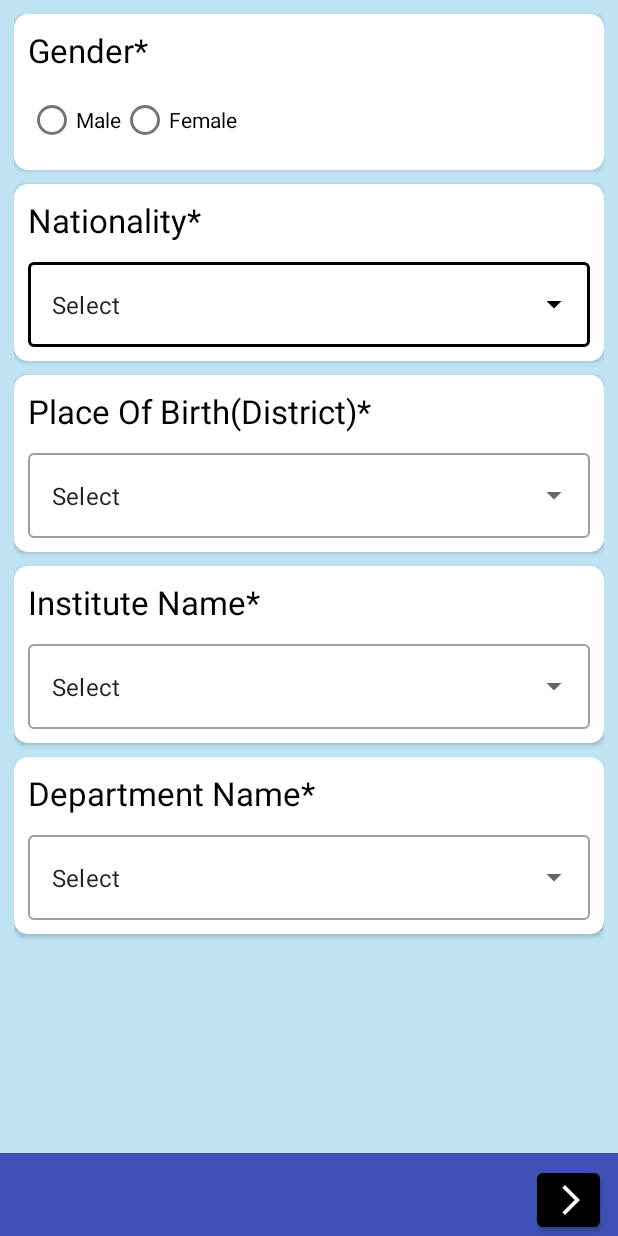
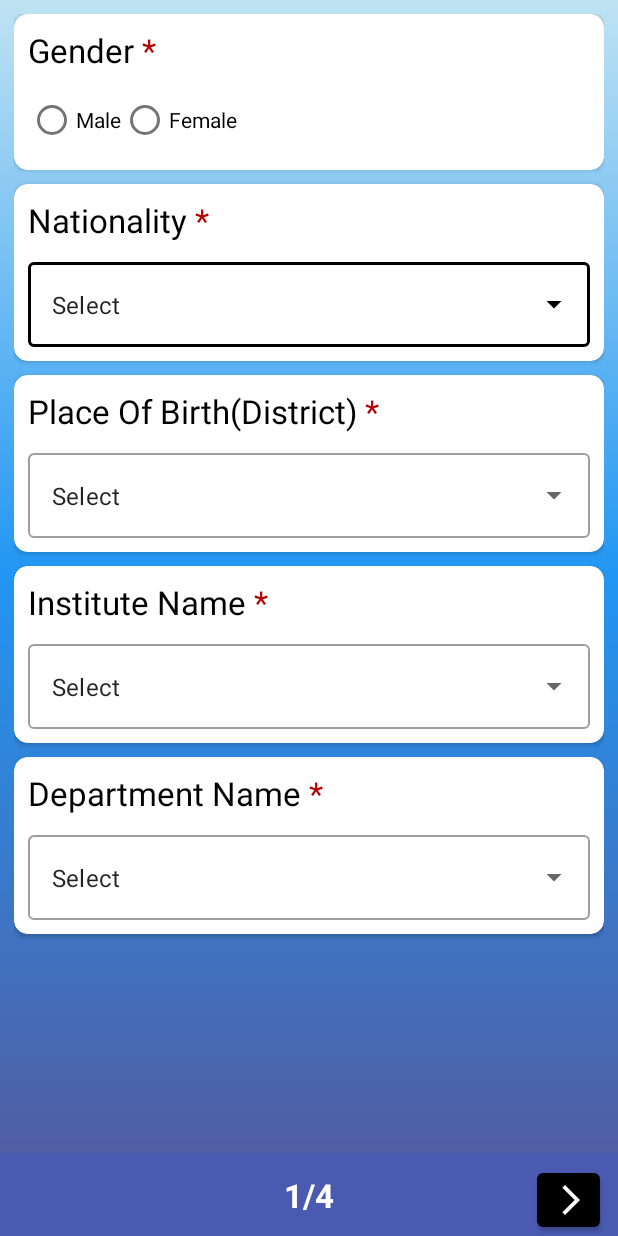
Before and after one commit to zawad2221/student_dropout_servey_app, an Android app: the MainFragment screen opened directly, with no data from a screen before it, on a phone screen of 412 x 824 dp. Run offline under Robolectric (Android 15) with nearby library versions, the phone set to English and light mode, and no system bars.

Commit message:
fix: ui update

```diff
--- a/StudentSurvey/app/src/main/java/com/example/studentsurvey/Repository.java
+++ b/StudentSurvey/app/src/main/java/com/example/studentsurvey/Repository.java
@@ -44,6 +44,11 @@ public class Repository {
                     result.setValue(response.body());
                     Log.d(context.getString(R.string.DEBUGING_TAG),"success result");
                 }
+                else {
+                    StudentDetails studentDetail = new StudentDetails();
+                    studentDetail.setResult(-1);
+                    result.setValue(studentDetail);
+                }
             }
 
             @Override
--- a/StudentSurvey/app/src/main/java/com/example/studentsurvey/api/Api.java
+++ b/StudentSurvey/app/src/main/java/com/example/studentsurvey/api/Api.java
@@ -6,9 +6,11 @@ import io.reactivex.Flowable;
 import io.reactivex.Observable;
 import retrofit2.Call;
 import retrofit2.http.Body;
+import retrofit2.http.Headers;
 import retrofit2.http.POST;
 
 public interface Api {
+    @Headers({"Accept: application/json"})
     @POST("/predict/")
     Call<StudentDetails> saveInfo(@Body StudentDetails studentDetails);
 
--- a/StudentSurvey/app/src/main/java/com/example/studentsurvey/fragment/Page3Fragment.java
+++ b/StudentSurvey/app/src/main/java/com/example/studentsurvey/fragment/Page3Fragment.java
@@ -163,10 +163,13 @@ public class Page3Fragment extends Fragment {
             Log.d(getString(R.string.DEBUGING_TAG),"if 2 ");
             try{
                 Log.d(getString(R.string.DEBUGING_TAG),"if 3 ");
-                String[] c = getResultOfLastSemester().split(".");
+                String[] c = getResultOfLastSemester().split("\\.");
                 if(c[0].length()==1&&Integer.parseInt(c[0])<4){
                     Log.d(getString(R.string.DEBUGING_TAG),"if 4 ");
                     return true;
+                }
+                else {
+                    return false;
                 }
             }
             catch (Exception e){
--- a/StudentSurvey/app/src/main/java/com/example/studentsurvey/model/StudentDetails.java
+++ b/StudentSurvey/app/src/main/java/com/example/studentsurvey/model/StudentDetails.java
@@ -27,8 +27,7 @@ import java.util.HashMap;
         "result_of_last_semester",
         "meet_with_advisor",
         "parent_satisfied",
-        "father_education_status",
-        "mother_education_status",
+        "parent_education_status",
         "amount_of_drop_semester",
         "drop_reason",
         "due_amount",
@@ -68,10 +67,8 @@ public class StudentDetails {
     @JsonProperty("parent_satisfied")
     private Integer parent_satisfied;
 
-    @JsonProperty("father_education_status")
-    private Integer father_education_status;
-    @JsonProperty("mother_education_status")
-    private Integer mother_education_status;
+    @JsonProperty("parent_education_status")
+    private Integer parent_education_status;
 
     @JsonProperty("amount_of_drop_semester")
     private Integer amount_of_drop_semester;
@@ -81,8 +78,6 @@ public class StudentDetails {
     private String due_amount;
     @JsonProperty("result")
     private Integer result;
-    @JsonIgnore
-    private Map<String, Object> additionalProperties = new HashMap<String, Object>();
 
     @JsonProperty("id")
     public Integer getId() {
@@ -235,23 +230,16 @@ public class StudentDetails {
     }
 
     @JsonProperty("father_education_status")
-    public Integer getFather_education_status() {
-        return father_education_status;
+    public Integer getParent_education_status() {
+        return parent_education_status;
     }
 
     @JsonProperty("father_education_status")
-    public void setFather_education_status(Integer father_education_status) {
-        this.father_education_status = father_education_status;
+    public void setParent_education_status(Integer parent_education_status) {
+        this.parent_education_status = parent_education_status;
     }
 
-    @JsonProperty("mother_education_status")
-    public Integer getMother_education_status() {
-        return mother_education_status;
-    }
-    @JsonProperty("mother_education_status")
-    public void setMother_education_status(Integer mother_education_status) {
-        this.mother_education_status = mother_education_status;
-    }
+
 
     @JsonProperty("amount_of_drop_semester")
     public Integer getAmount_of_drop_semester() {
@@ -293,15 +281,6 @@ public class StudentDetails {
         this.result = result;
     }
 
-    @JsonAnyGetter
-    public Map<String, Object> getAdditionalProperties() {
-        return this.additionalProperties;
-    }
-
-    @JsonAnySetter
-    public void setAdditionalProperty(String name, Object value) {
-        this.additionalProperties.put(name, value);
-    }
 
     @Override
     public String toString() {
@@ -320,8 +299,7 @@ public class StudentDetails {
                 ", result_of_last_semester='" + result_of_last_semester + '\'' +
                 ", meet_with_advisor=" + meet_with_advisor +
                 ", parent_satisfied=" + parent_satisfied +
-                ", father_education_status=" + father_education_status +
-                ", mother_education_status=" + mother_education_status +
+                ", father_education_status=" + parent_education_status +
                 ", amount_of_drop_semester=" + amount_of_drop_semester +
                 ", drop_reason='" + drop_reason + '\'' +
                 ", due_amount='" + due_amount + '\'' +
--- /dev/null
+++ b/StudentSurvey/app/src/main/res/drawable/page_background.xml
@@ -0,0 +1,9 @@
+<?xml version="1.0" encoding="utf-8"?>
+<shape xmlns:android="http://schemas.android.com/apk/res/android">
+ <solid android:color="@color/cardview_background"/>
+    <gradient android:angle="90"
+        android:startColor="#515EA3"
+        android:endColor="@color/cardview_background"
+        android:centerColor="#2196F3"
+        />
+</shape>
--- a/StudentSurvey/app/src/main/res/layout/fragment_main.xml
+++ b/StudentSurvey/app/src/main/res/layout/fragment_main.xml
@@ -7,7 +7,7 @@
     android:layout_width="match_parent"
     android:layout_height="match_parent"
     tools:context=".fragment.MainFragment"
-    android:background="@color/blue"
+    android:background="@color/light_blue"
     >
 
     <FrameLayout
@@ -56,6 +56,21 @@
         app:iconGravity="end"
         android:visibility="gone"
         />
+    <TextView
+        android:id="@+id/page_number"
+        android:layout_width="wrap_content"
+        android:layout_height="wrap_content"
+        android:textSize="22sp"
+        android:textStyle="bold"
+        android:textColor="@color/white"
+        android:text="1/4"
+        app:layout_constraintTop_toBottomOf="@id/fragment_container"
+        app:layout_constraintBottom_toBottomOf="parent"
+        app:layout_constraintRight_toRightOf="parent"
+        app:layout_constraintLeft_toLeftOf="parent"
+        app:iconGravity="end"
+        android:visibility="visible"
+        />
 
 
 </androidx.constraintlayout.widget.ConstraintLayout>
--- a/StudentSurvey/app/src/main/res/layout/fragment_page1.xml
+++ b/StudentSurvey/app/src/main/res/layout/fragment_page1.xml
@@ -11,7 +11,7 @@
         android:layout_width="match_parent"
         android:layout_height="match_parent"
         android:padding="9dp"
-        android:background="@color/cardview_background"
+        android:background="@drawable/page_background"
         >
 
         <androidx.cardview.widget.CardView
@@ -34,7 +34,7 @@
                 <TextView
                     android:layout_width="wrap_content"
                     android:layout_height="wrap_content"
-                    android:text="Gender*"
+                    android:text="@string/gender"
                     android:textSize="@dimen/question_text_size"
                     android:textColor="@color/black"
                     android:layout_marginBottom="@dimen/question_text_bottom_margin"
@@ -105,7 +105,7 @@
                 <TextView
                     android:layout_width="wrap_content"
                     android:layout_height="wrap_content"
-                    android:text="Nationality*"
+                    android:text="@string/nationality"
                     android:textSize="@dimen/question_text_size"
                     android:textColor="@color/black"
                     android:layout_marginBottom="@dimen/question_text_bottom_margin"
@@ -148,7 +148,7 @@
                 <TextView
                     android:layout_width="wrap_content"
                     android:layout_height="wrap_content"
-                    android:text="Place Of Birth(District)*"
+                    android:text="@string/placeofbirth"
                     android:textSize="@dimen/question_text_size"
                     android:textColor="@color/black"
                     android:layout_marginBottom="@dimen/question_text_bottom_margin"
@@ -191,7 +191,7 @@
                 <TextView
                     android:layout_width="wrap_content"
                     android:layout_height="wrap_content"
-                    android:text="Institute Name*"
+                    android:text="@string/institute_name"
                     android:textSize="@dimen/question_text_size"
                     android:textColor="@color/black"
                     android:layout_marginBottom="@dimen/question_text_bottom_margin"
@@ -233,7 +233,7 @@
                 <TextView
                     android:layout_width="wrap_content"
                     android:layout_height="wrap_content"
-                    android:text="Department Name*"
+                    android:text="@string/dept_name"
                     android:textSize="@dimen/question_text_size"
                     android:textColor="@color/black"
                     android:layout_marginBottom="@dimen/question_text_bottom_margin"
--- a/StudentSurvey/app/src/main/res/values/colors.xml
+++ b/StudentSurvey/app/src/main/res/values/colors.xml
@@ -10,4 +10,6 @@
     <color name="cardview_background">#BFE3F3</color>
     <color name="yellow">#FFC107</color>
     <color name="blue">#3F51B5</color>
+    <color name="light_blue">#4A5AB1</color>
+    <color name="red">#B50303</color>
 </resources>
--- a/StudentSurvey/app/src/main/res/values/strings.xml
+++ b/StudentSurvey/app/src/main/res/values/strings.xml
@@ -183,4 +183,22 @@
     </string-array>
     <string name="title_activity_about">ScrollingActivity</string>
     <string name="action_settings">Settings</string>
+    <string name="gender">Gender<font color='#B50303'> *</font></string>
+    <string name="nationality">Nationality<font color='#B50303'> *</font></string>
+    <string name="placeofbirth">Place Of Birth(District)<font color='#B50303'> *</font></string>
+    <string name="institute_name">Institute Name<font color='#B50303'> *</font></string>
+    <string name="dept_name">Department Name<font color='#B50303'> *</font></string>
+    <string name="yer_on_going">Year (On going/Current)<font color='#B50303'> *</font></string>
+    <string name="grp_study_time">How much time (hour) spend for group study? (Monthly Basis) <font color='#B50303'> *</font></string>
+    <string name="absent_time">How much days (hour) you were absent in semester?(On average) <font color='#B50303'> *</font></string>
+    <string name="do_u_asked_question">Do you ask questions in the class frequently? <font color='#B50303'> *</font></string>
+    <string name="do_u_use_additional_material">Do you use additional course material for study? <font color='#B50303'> *</font></string>
+    <string name="result_of_last_semester">Result of the Last Semester (SGPA) <font color='#B50303'> *</font></string>
+    <string name="meet_with_advisor">Did you meet with your advisor regularly? <font color='#B50303'> *</font></string>
+    <string name="r_parents_satisfy">Are your parents satisfied with your result?<font color='#B50303'> *</font></string>
+    <string name="parents_edu_status">Your Parent\'s highest Education Degree?<font color='#B50303'> *</font></string>
+    <string name="semester_u_drop">How many semesters did you drop? <font color='#B50303'> *</font></string>
+    <string name="reason_behind_it">If you have dropped any semester than what is the reason behind it?</string>
+    <string name="due_amount">Due Amount of Tuition Fee<font color='#B50303'> *</font></string>
+    <string name="bellow_jsc">Bellow Jsc</string>
 </resources>
--- a/StudentSurvey/build.gradle
+++ b/StudentSurvey/build.gradle
@@ -5,7 +5,7 @@ buildscript {
         jcenter()
     }
     dependencies {
-        classpath "com.android.tools.build:gradle:4.1.3"
+        classpath 'com.android.tools.build:gradle:4.0.2'
 
         // NOTE: Do not place your application dependencies here; they belong
         // in the individual module build.gradle files
```
Also changed, not shown: StudentSurvey/app/src/main/java/com/example/studentsurvey/fragment/MainFragment.java (+15 -1 lines), StudentSurvey/app/src/main/java/com/example/studentsurvey/fragment/Page4Fragment.java (+5 -4 lines), StudentSurvey/app/src/main/res/layout/fragment_page2.xml (+5 -5 lines), StudentSurvey/app/src/main/res/layout/fragment_page3.xml (+5 -5 lines), StudentSurvey/app/src/main/res/layout/fragment_page4.xml (+11 -5 lines).
